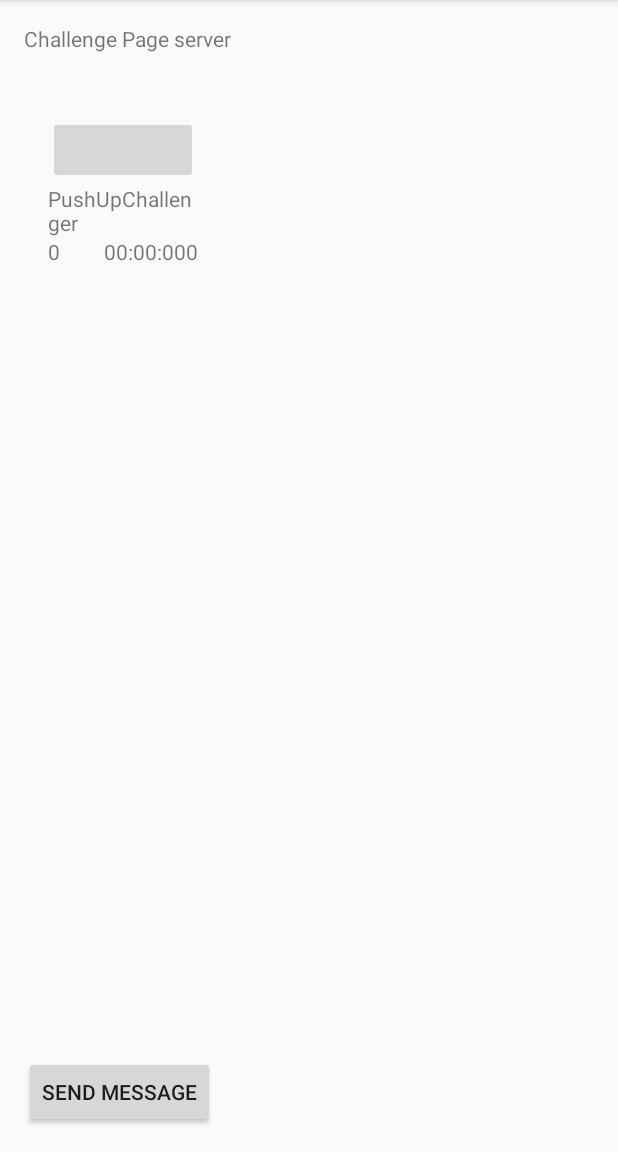
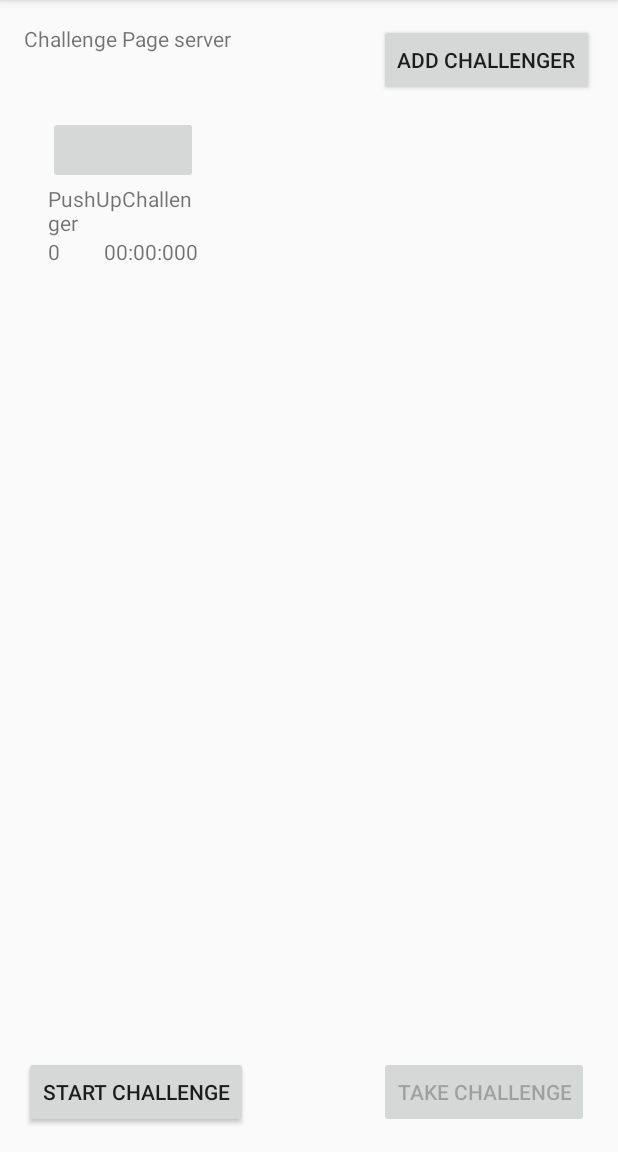
Before and after one commit to Arpoapps/apps, an Android app: the fragment ChallengePageServer placed in its activity, on a phone screen of 412 x 824 dp, the part 84-1236 px from its top. Run offline under Robolectric (Android 15) with nearby library versions, the phone set to English and light mode, and no system bars.

Commit message:
Added buttons in challenge Server

```diff
--- a/MyChallenge/app/src/main/java/com/arpo/mychallenge/ChallengePageServer.java
+++ b/MyChallenge/app/src/main/java/com/arpo/mychallenge/ChallengePageServer.java
@@ -150,21 +150,33 @@ public class ChallengePageServer extends Fragment {
             }
         }).start();
 
-        Button startServer = (Button)rootView.findViewById(R.id.btn_connect_client);
-        startServer.setOnClickListener(new View.OnClickListener() {
+
+        final Button btn_start = (Button) rootView.findViewById(R.id.btn_startMyChallenge);
+        final Button btn_takeChallenge = (Button) rootView.findViewById(R.id.btn_take_challenge);
+        Button btn_addChallenger = (Button) rootView.findViewById(R.id.btn_addChallenger);
+
+        btn_takeChallenge.setEnabled(false);
+
+        btn_start.setOnClickListener(new View.OnClickListener() {
             @Override
             public void onClick(View v) {
+                mServer.sendStartChallenge();
+                btn_start.setEnabled(false);
+                btn_takeChallenge.setEnabled(true);
+            }
+        });
 
-                if(mServer.isConnected())
-                {
-                    print("Send message");
-                    mServer.sendDummy();
-                }
-                else
-                {
-                    print("Device not connected");
-                }
+        btn_addChallenger.setOnClickListener(new View.OnClickListener() {
+            @Override
+            public void onClick(View v) {
+                print("Add a player");
+            }
+        });
 
+        btn_takeChallenge.setOnClickListener(new View.OnClickListener() {
+            @Override
+            public void onClick(View v) {
+                print("Take Challenge");
             }
         });
         return rootView;
--- a/MyChallenge/app/src/main/res/layout/fragment_challenge_page_server.xml
+++ b/MyChallenge/app/src/main/res/layout/fragment_challenge_page_server.xml
@@ -6,20 +6,13 @@
 
     <!-- TODO: Update blank fragment layout -->
     <TextView
-        android:layout_width="match_parent"
-        android:layout_height="match_parent"
-        android:text="Challenge Page server" />
-
-    <Button
         android:layout_width="wrap_content"
         android:layout_height="wrap_content"
-        android:text="SEND MESSAGE"
-        android:id="@+id/btn_connect_client"
-        android:layout_gravity="left|bottom" />
+        android:text="Challenge Page server" />
 
     <RelativeLayout
         android:layout_width="match_parent"
-        android:layout_height="match_parent"
+        android:layout_height="wrap_content"
         android:layout_gravity="left|bottom">
 
         <GridView
@@ -34,6 +27,33 @@
             android:layout_marginTop="61dp"
             android:id="@+id/grdViewServer"
             ></GridView>
+
+        <Button
+            android:layout_width="wrap_content"
+            android:layout_height="wrap_content"
+            android:text="Start Challenge"
+            android:id="@+id/btn_startMyChallenge"
+            android:layout_alignParentBottom="true"
+            android:layout_alignParentLeft="true"
+            android:layout_alignParentStart="true" />
+
+        <Button
+            android:layout_width="wrap_content"
+            android:layout_height="wrap_content"
+            android:text="TAKE CHALLENGE"
+            android:id="@+id/btn_take_challenge"
+            android:layout_alignParentBottom="true"
+            android:layout_alignLeft="@+id/btn_addChallenger"
+            android:layout_alignStart="@+id/btn_addChallenger" />
+
+        <Button
+            android:layout_width="wrap_content"
+            android:layout_height="wrap_content"
+            android:text="Add Challenger"
+            android:id="@+id/btn_addChallenger"
+            android:layout_alignParentTop="true"
+            android:layout_alignParentRight="true"
+            android:layout_alignParentEnd="true" />
     </RelativeLayout>
 
 </FrameLayout>
```
